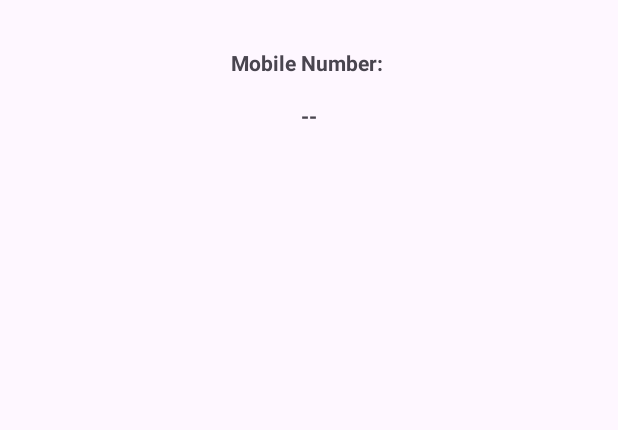
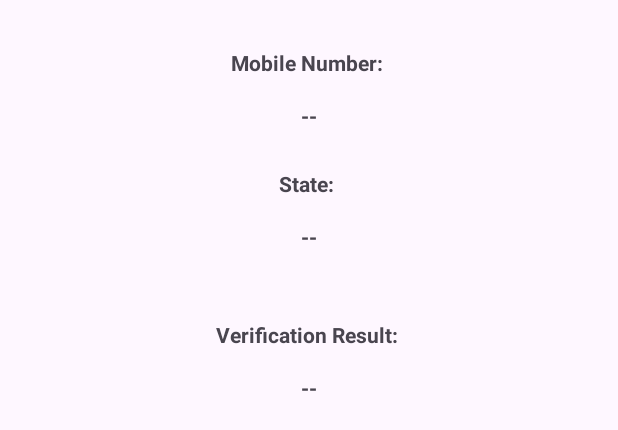
Before and after one commit to pawansardar/aadhaar-card, an Android app: the layout activity_verification_result.xml on its own in the app's theme, with its tools: preview values and no code run, on a phone screen of 412 x 824 dp. Shown: the top 430 px of the screen. Run offline under Robolectric (Android 15) with nearby library versions, the light colour scheme and no system bars.

Commit message:
Added state & status in the resp & verification of mob num

```diff
--- a/app/src/main/res/layout/activity_verification_result.xml
+++ b/app/src/main/res/layout/activity_verification_result.xml
@@ -26,6 +26,40 @@
             android:text="--"
             android:layout_marginTop="16dp" />
 
+        <TextView
+            android:layout_width="match_parent"
+            android:layout_height="wrap_content"
+            android:textAlignment="center"
+            android:textStyle="bold"
+            android:text="State: "
+            android:layout_marginTop="26dp" />
+
+        <TextView
+            android:id="@+id/state"
+            android:layout_width="match_parent"
+            android:layout_height="wrap_content"
+            android:textAlignment="center"
+            android:textStyle="bold"
+            android:text="--"
+            android:layout_marginTop="16dp" />
+
+        <TextView
+            android:layout_width="match_parent"
+            android:layout_height="wrap_content"
+            android:textAlignment="center"
+            android:textStyle="bold"
+            android:text="Verification Result: "
+            android:layout_marginTop="46dp" />
+
+        <TextView
+            android:id="@+id/verificationResult"
+            android:layout_width="match_parent"
+            android:layout_height="wrap_content"
+            android:textAlignment="center"
+            android:textStyle="bold"
+            android:text="--"
+            android:layout_marginTop="16dp" />
+
     </LinearLayout>
 
 </androidx.constraintlayout.widget.ConstraintLayout>
```
Also changed, not shown: app/src/main/java/com/pawan/aadhaarcard/MainActivity.java (+7 -1 lines), app/src/main/java/com/pawan/aadhaarcard/VerificationResultActivity.java (+41 -7 lines), app/src/main/java/com/pawan/aadhaarcard/response/MobileNumRes.java (+18 -0 lines), app/src/main/res/layout/activity_main.xml (+12 -2 lines).
